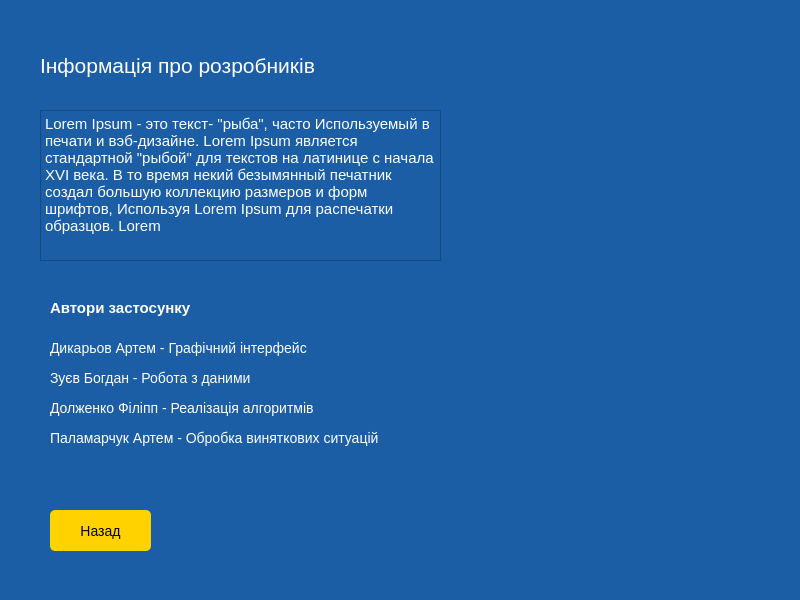
Qt form aboutwindow.ui (admiralbub/oop_course_2020) before a commit.
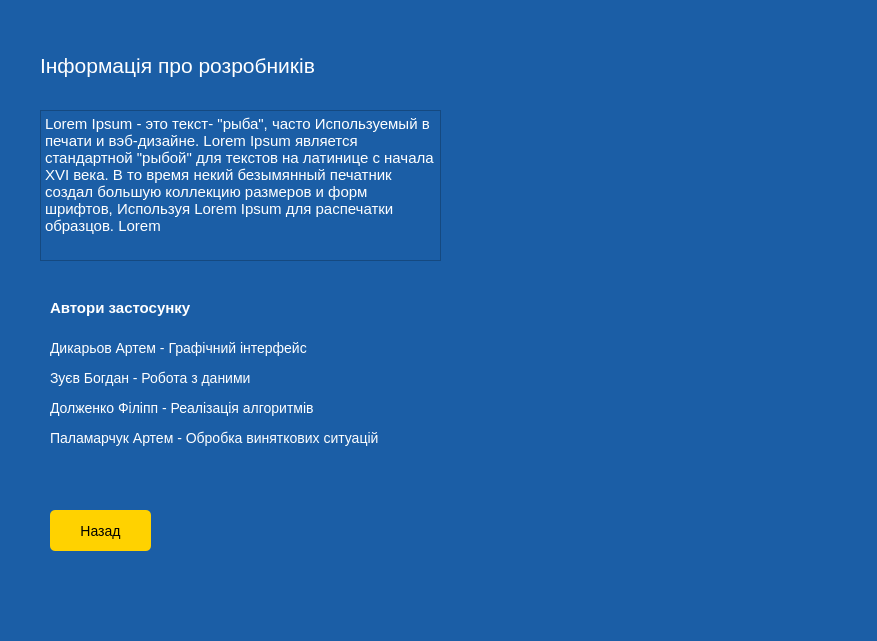
The same form after that commit.

```diff
--- a/aboutwindow.ui
+++ b/aboutwindow.ui
@@ -6,8 +6,8 @@
    <rect>
     <x>0</x>
     <y>0</y>
-    <width>800</width>
-    <height>600</height>
+    <width>877</width>
+    <height>641</height>
    </rect>
   </property>
   <property name="windowTitle">
@@ -63,7 +63,7 @@
    <widget class="QLabel" name="label_image">
     <property name="geometry">
      <rect>
-      <x>470</x>
+      <x>530</x>
       <y>80</y>
       <width>271</width>
       <height>231</height>
```
Left out of the diff: 2 changed lines with no effect on the pictures.
